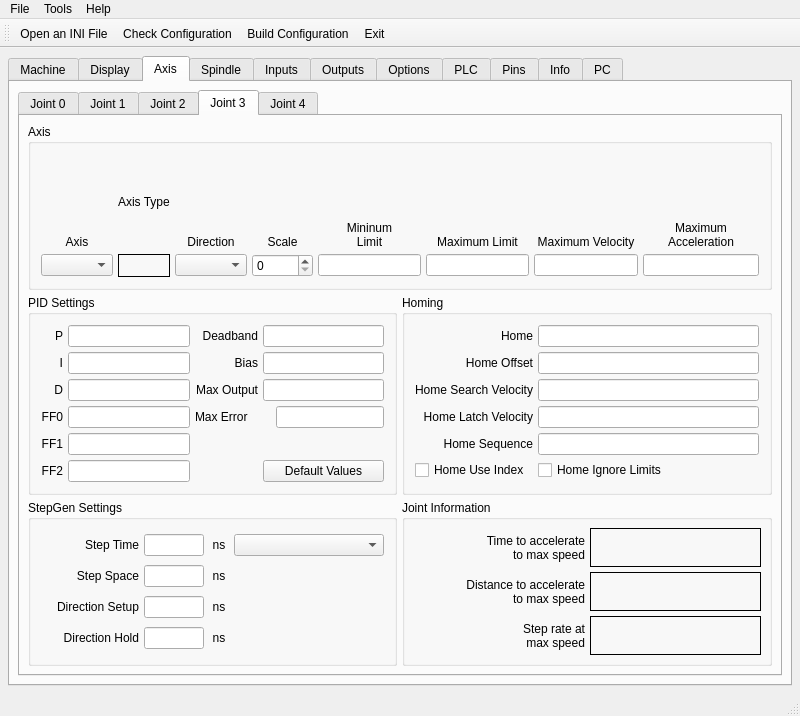
Qt form 7i96.ui (snelweg/7i96) before a commit.
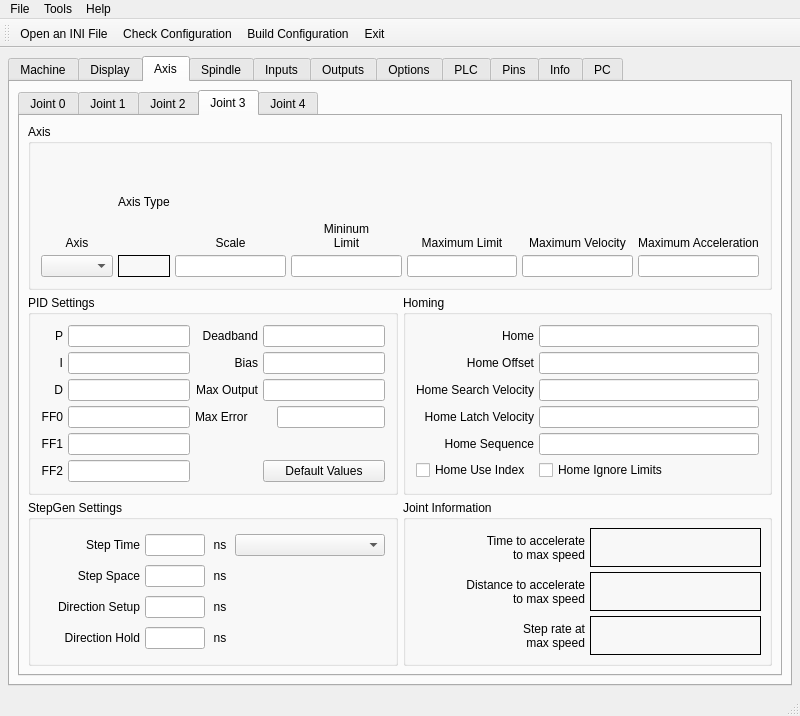
The same form after that commit. The open tabs and pages were chosen to show the change.

Commit message: fix scale sign and other issues

Patch:
```diff
--- a/7i96.ui
+++ b/7i96.ui
@@ -577,7 +577,10 @@
         </layout>
        </widget>
       </widget>
-      <widget class="QWidget" name="axis">
+      <widget class="QWidget" name="axisTab">
+       <property name="enabled">
+        <bool>true</bool>
+       </property>
        <attribute name="title">
         <string>Axis</string>
        </attribute>
@@ -2997,17 +3000,10 @@
                <property name="spacing">
                 <number>5</number>
                </property>
-               <item row="1" column="3">
-                <widget class="QSpinBox" name="scale_3">
-                 <property name="maximum">
-                  <number>25000</number>
-                 </property>
-                </widget>
-               </item>
                <item row="1" column="0">
                 <widget class="QComboBox" name="axisCB_3"/>
                </item>
-               <item row="0" column="4">
+               <item row="0" column="3">
                 <widget class="QLabel" name="label_65">
                  <property name="text">
                   <string>&lt;html&gt;&lt;head/&gt;&lt;body&gt;&lt;p&gt;Mininum&lt;br/&gt;Limit&lt;/p&gt;&lt;/body&gt;&lt;/html&gt;</string>
@@ -3030,34 +3026,21 @@
                  </property>
                 </widget>
                </item>
-               <item row="0" column="2">
-                <widget class="QLabel" name="label_57">
-                 <property name="text">
-                  <string>Direction</string>
-                 </property>
-                 <property name="alignment">
-                  <set>Qt::AlignBottom|Qt::AlignHCenter</set>
-                 </property>
-                </widget>
-               </item>
-               <item row="1" column="2">
-                <widget class="QComboBox" name="stepDir_3"/>
-               </item>
-               <item row="1" column="4">
+               <item row="1" column="3">
                 <widget class="QLineEdit" name="minLimit_3">
                  <property name="alignment">
                   <set>Qt::AlignRight|Qt::AlignTrailing|Qt::AlignVCenter</set>
                  </property>
                 </widget>
                </item>
-               <item row="1" column="5">
+               <item row="1" column="4">
                 <widget class="QLineEdit" name="maxLimit_3">
                  <property name="alignment">
                   <set>Qt::AlignRight|Qt::AlignTrailing|Qt::AlignVCenter</set>
                  </property>
                 </widget>
                </item>
-               <item row="0" column="5">
+               <item row="0" column="4">
                 <widget class="QLabel" name="label_70">
                  <property name="text">
                   <string>Maximum Limit</string>
@@ -3073,7 +3056,7 @@
                  </property>
                 </widget>
                </item>
-               <item row="0" column="6">
+               <item row="0" column="5">
                 <widget class="QLabel" name="label_78">
                  <property name="text">
                   <string>Maximum Velocity</string>
@@ -3086,21 +3069,21 @@
                  </property>
                 </widget>
                </item>
-               <item row="1" column="6">
+               <item row="1" column="5">
                 <widget class="QLineEdit" name="maxVelocity_3">
                  <property name="alignment">
                   <set>Qt::AlignRight|Qt::AlignTrailing|Qt::AlignVCenter</set>
                  </property>
                 </widget>
                </item>
-               <item row="1" column="7">
+               <item row="1" column="6">
                 <widget class="QLineEdit" name="maxAccel_3">
                  <property name="alignment">
                   <set>Qt::AlignRight|Qt::AlignTrailing|Qt::AlignVCenter</set>
                  </property>
                 </widget>
                </item>
-               <item row="0" column="3">
+               <item row="0" column="2">
                 <widget class="QLabel" name="label_58">
                  <property name="text">
                   <string>Scale</string>
@@ -3110,7 +3093,7 @@
                  </property>
                 </widget>
                </item>
-               <item row="0" column="7">
+               <item row="0" column="6">
                 <widget class="QLabel" name="label_79">
                  <property name="text">
                   <string>Maximum Acceleration</string>
@@ -3140,6 +3123,9 @@
                  </property>
                 </widget>
                </item>
+               <item row="1" column="2">
+                <widget class="QLineEdit" name="scale_3"/>
+               </item>
               </layout>
              </widget>
             </item>
```
Left out of the diff: 219 changed lines with no effect on the pictures. The commit also changes 4 other files.
